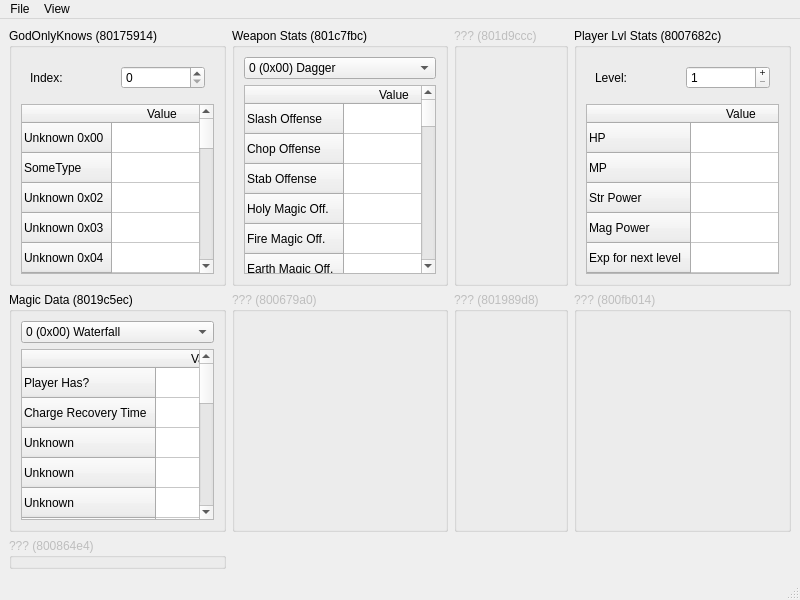
This is Tools/fdat28_tool/mainwindow.ui in IvanDSM/KingsFieldRE as Qt 5 draws it before an edit. The edited form follows.
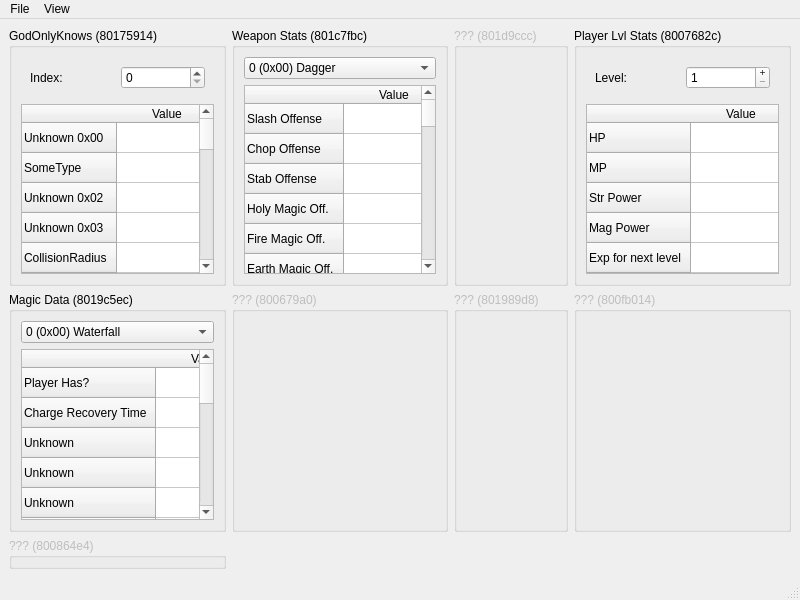
This is the edited form.

The edit to the form file:
```diff
--- a/Tools/fdat28_tool/mainwindow.ui
+++ b/Tools/fdat28_tool/mainwindow.ui
@@ -84,12 +84,7 @@
          </row>
          <row>
           <property name="text">
-           <string>Unknown 0x04</string>
-          </property>
-         </row>
-         <row>
-          <property name="text">
-           <string>Unknown 0x05</string>
+           <string>CollisionRadius</string>
           </property>
          </row>
          <row>
```
Left out of the diff: 6 changed lines with no effect on the pictures.
